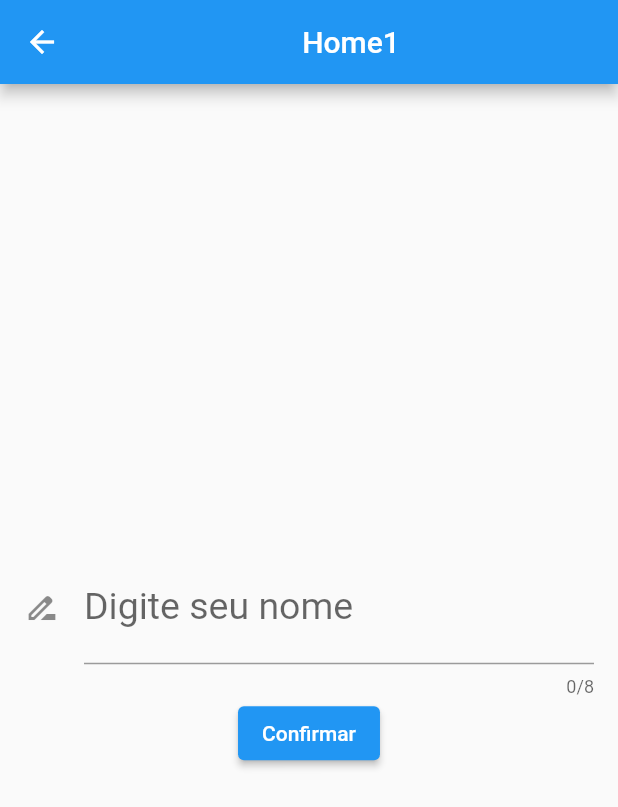
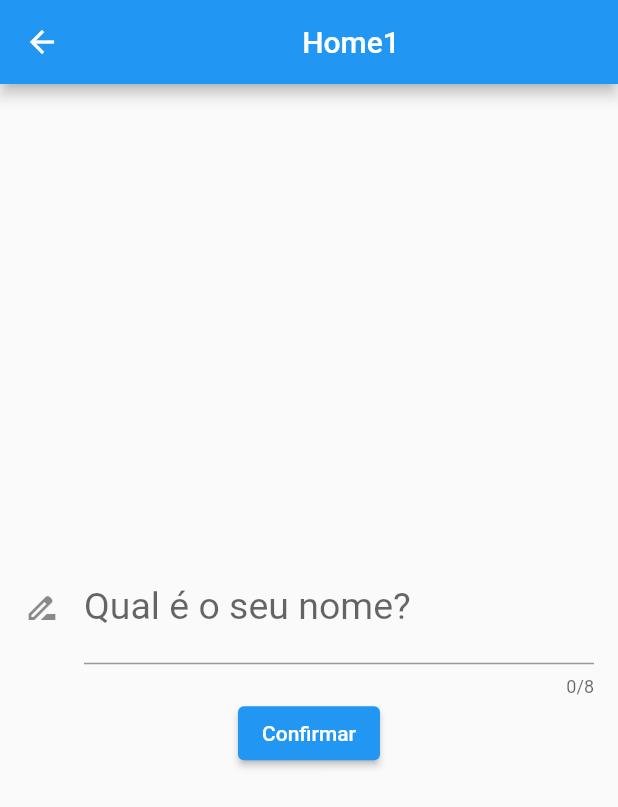
Before and after one commit to devademiroliveira/Jokenpo-Flutter, a Flutter app: the Inicio screen opened directly, on a phone screen of 412 x 824 dp. Shown: the top 807 px of the screen. Run offline on Flutter 3.47's test engine with Material 2 defaults, Android fonts, the phone set to English and light mode, and no system bars.

Commit message:
atualização de LabelText

```diff
--- a/lib/inicio.dart
+++ b/lib/inicio.dart
@@ -46,7 +46,7 @@ class _InicioState extends State<Inicio> {
                 decoration: const InputDecoration(
                   labelStyle: TextStyle(inherit: true),
                   icon: Icon(Icons.drive_file_rename_outline),
-                  labelText: 'Digite seu nome',
+                  labelText: 'Qual é o seu nome?',
                   // border: OutlineInputBorder(
                   //   borderRadius: BorderRadius.all(
                   //       Radius.circular(50.0)), // Borda do TextField
```
